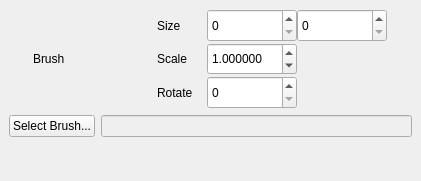
This is brickleedit/src/gui/brushmanager/brushdock.ui in paarm/bricklebrit as Qt 5 draws it before an edit. The edited form follows.
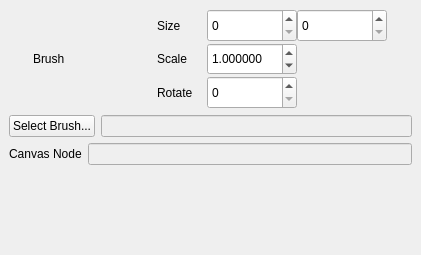
This is the edited form.

The edit to the form file:
```diff
--- a/brickleedit/src/gui/brushmanager/brushdock.ui
+++ b/brickleedit/src/gui/brushmanager/brushdock.ui
@@ -7,13 +7,19 @@
     <x>0</x>
     <y>0</y>
     <width>421</width>
-    <height>181</height>
+    <height>255</height>
    </rect>
   </property>
+  <property name="sizePolicy">
+   <sizepolicy hsizetype="Preferred" vsizetype="Minimum">
+    <horstretch>0</horstretch>
+    <verstretch>0</verstretch>
+   </sizepolicy>
+  </property>
   <property name="minimumSize">
    <size>
     <width>332</width>
-    <height>100</height>
+    <height>255</height>
    </size>
   </property>
   <property name="windowTitle">
@@ -214,6 +220,24 @@
       </item>
      </layout>
     </item>
+    <item>
+     <layout class="QHBoxLayout" name="horizontalLayout_3">
+      <item>
+       <widget class="QLabel" name="label">
+        <property name="text">
+         <string>Canvas Node</string>
+        </property>
+       </widget>
+      </item>
+      <item>
+       <widget class="QLineEdit" name="canvasNodeName">
+        <property name="enabled">
+         <bool>false</bool>
+        </property>
+       </widget>
+      </item>
+     </layout>
+    </item>
     <item>
      <spacer name="verticalSpacer">
       <property name="orientation">
@@ -222,7 +246,7 @@
       <property name="sizeHint" stdset="0">
        <size>
         <width>20</width>
-        <height>40</height>
+        <height>1</height>
        </size>
       </property>
      </spacer>
```
